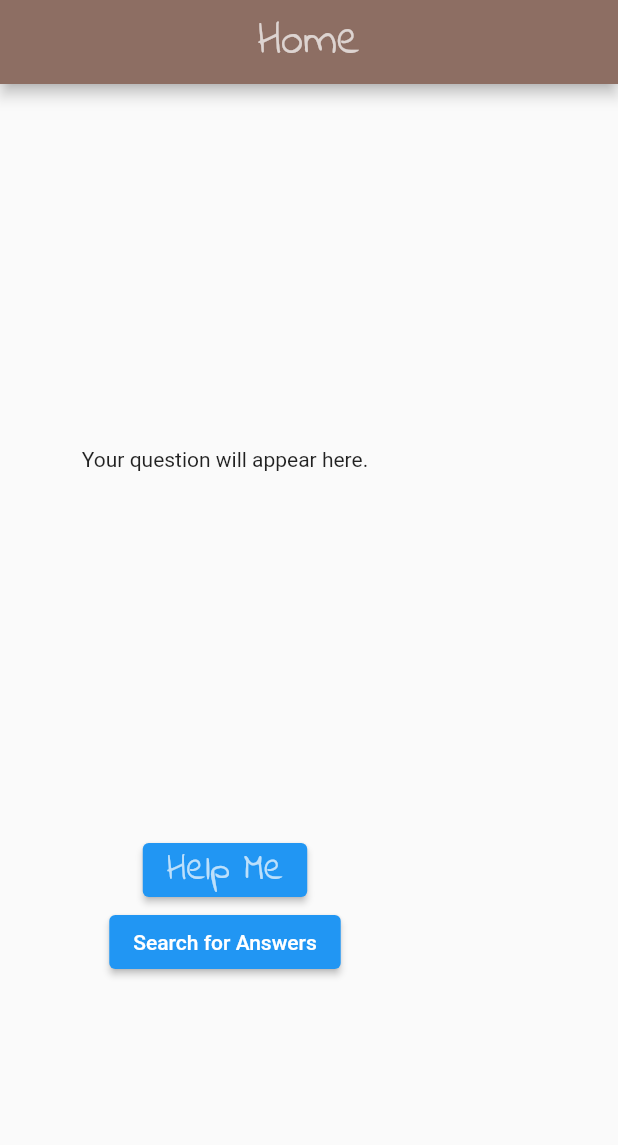
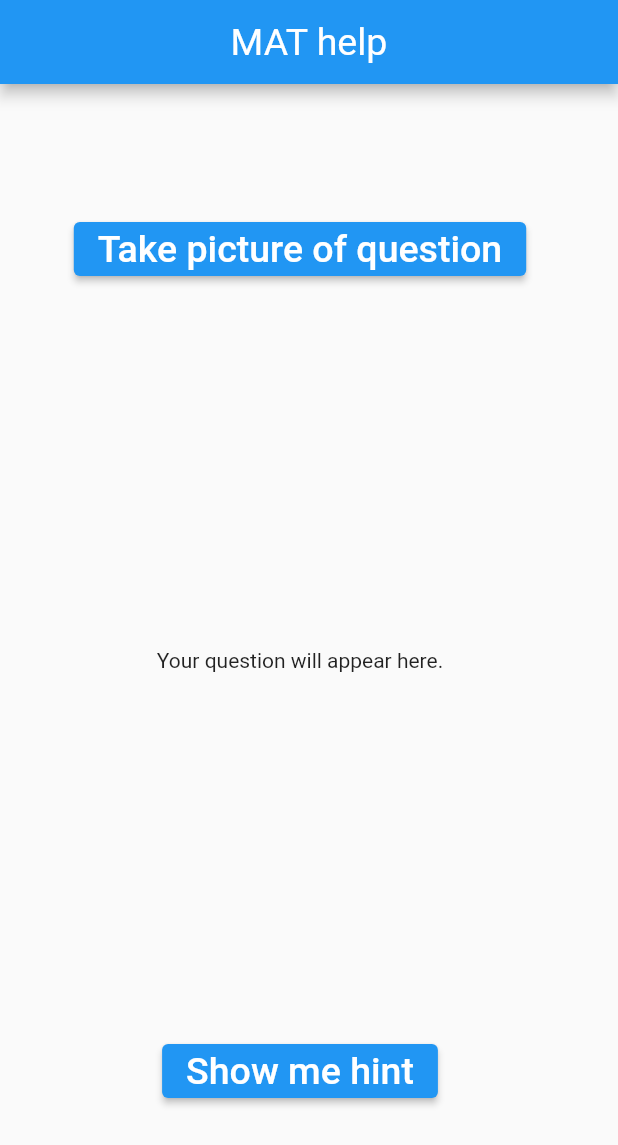
Before and after one commit to akshitag2009/CodeFest_MAT, a Flutter app: the screen it shows after launch, on a phone screen of 412 x 824 dp. Shown: the top 1145 px of the screen. Run offline on Flutter 3.47's test engine with Material 2 defaults, Android fonts, the phone set to English and light mode, and no system bars; our stand-ins replace image_picker; missing offline and left inert: google_ml_vision.

Commit message:
e2e flow with font changes

```diff
--- a/lib/screens/home.dart
+++ b/lib/screens/home.dart
@@ -68,20 +68,29 @@ class HomeState extends State<Home> {
   Widget build(BuildContext context) {
     return Scaffold(
       appBar: AppBar(
-        title: Text('Home'),
+        title: Text('MAT help'),
         titleTextStyle: TextStyle(
-          fontSize: 30,
-          color: Colors.white70,
-          fontFamily: 'IndieFlower',
+          fontSize: 25,
+          //fontFamily: 'IndieFlower',
         ),
         centerTitle: true,
-        backgroundColor: Colors.brown[400],
+        //backgroundColor: Colors.brown[400],
       ),
       body:
       Column(
+        mainAxisAlignment: MainAxisAlignment.center,
         children: [
+          ElevatedButton(
+            onPressed:_takePicture,
+            child: Text(
+              'Take picture of question',
+              style: TextStyle(
+                fontSize: 25,
+              ),
+            ),
+          ),
           Container(
-            width: 300,
+            width: 400,
             height: 500,
             child: _storedImage != null
                 ? Image.file(
@@ -93,19 +102,13 @@ class HomeState extends State<Home> {
             alignment: Alignment.center,
           ),
           ElevatedButton(
-            onPressed:_takePicture,
+            onPressed: _getText,
             child: Text(
-              'Help Me',
+                'Show me hint',
               style: TextStyle(
-                fontFamily: 'IndieFlower',
                 fontSize: 25,
-                color: Colors.white70,
               ),
             ),
-          ),
-          ElevatedButton(
-            onPressed: _getText,
-            child: Text('Search for Answers'),
           ),
         ],
       ),
```
Also changed, not shown: lib/screens/answer.dart (+13 -11 lines), lib/screens/questionDisplay.dart (+19 -10 lines).
